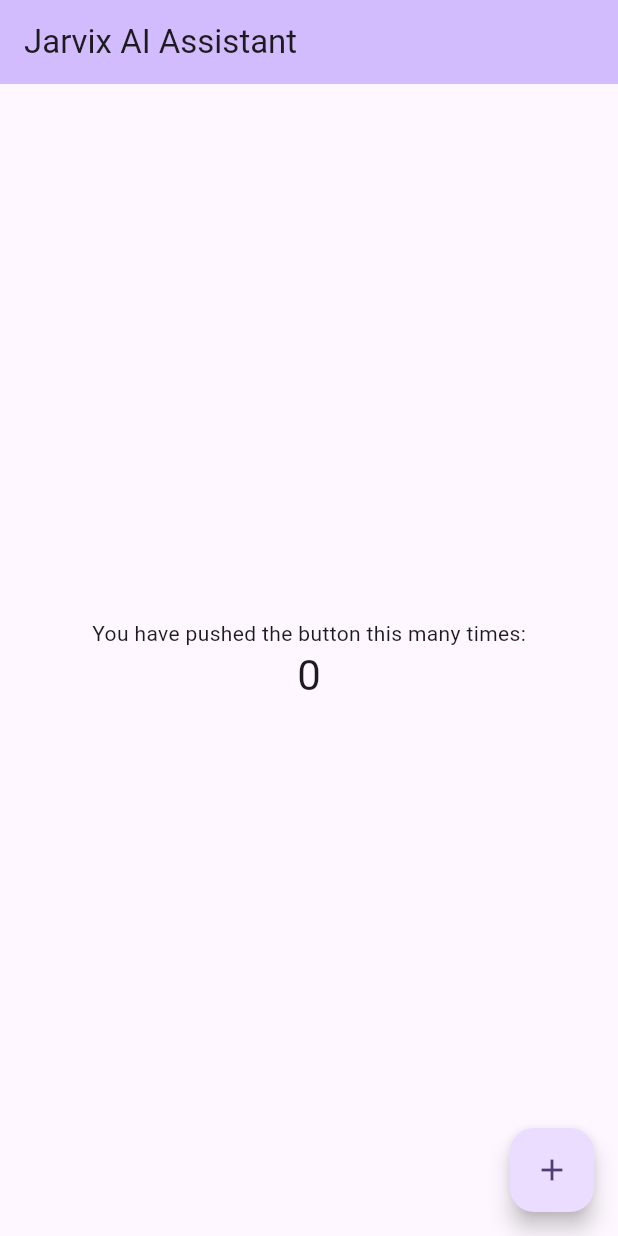
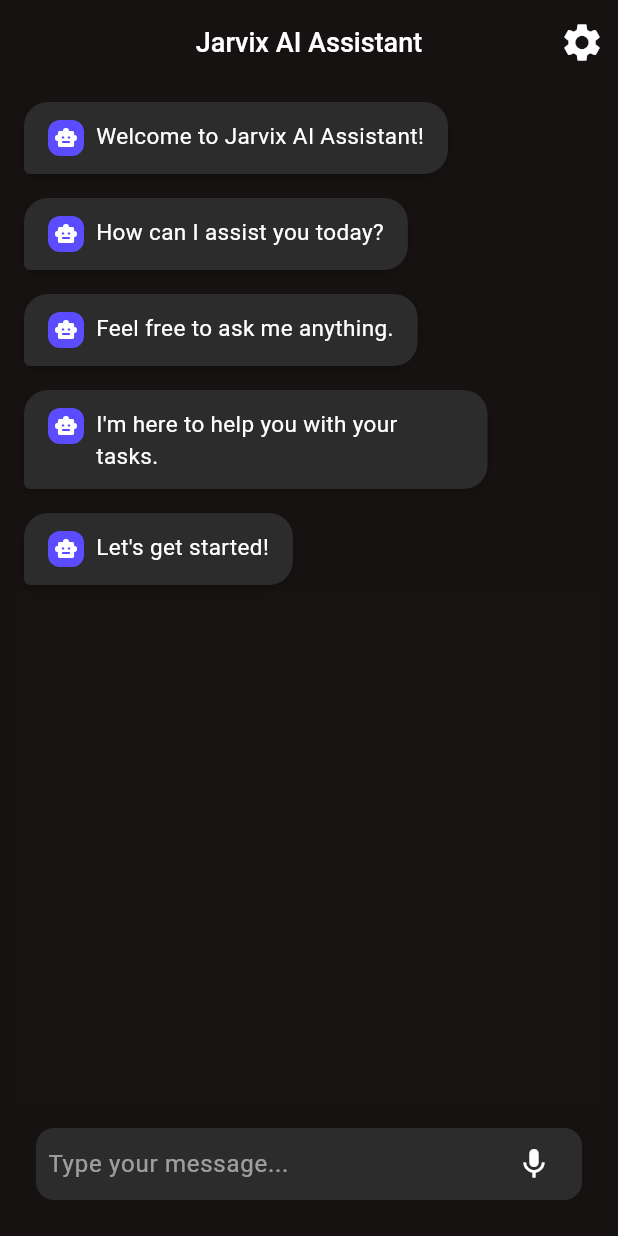
Before and after one commit to The-IK11/Jarvix-AI-Assistant, a Flutter app: the screen it shows after launch, on a phone screen of 412 x 824 dp. Run offline on Flutter 3.47's test engine with Material 3 defaults, Android fonts, the phone set to English and light mode, and no system bars.

Commit message:
40% ui design completed

```diff
--- /dev/null
+++ b/lib/core/constants/app_constants.dart
@@ -0,0 +1,9 @@
+ import 'package:jarvis_ai/data/models/chat_bubble_model.dart';
+
+List<ChatBubbleModel> messages = [
+  ChatBubbleModel(message: "Welcome to Jarvix AI Assistant!", isUser: false),
+  ChatBubbleModel(message: "How can I assist you today?", isUser: false),
+  ChatBubbleModel(message: "Feel free to ask me anything.", isUser: false),
+  ChatBubbleModel(message: "I'm here to help you with your tasks.", isUser: false),
+  ChatBubbleModel(message: "Let's get started!", isUser: false),
+];
--- /dev/null
+++ b/lib/data/models/chat_bubble_model.dart
@@ -0,0 +1,6 @@
+class ChatBubbleModel {
+  final String message;
+  final bool isUser;
+
+  ChatBubbleModel({required this.message, required this.isUser});
+}
--- a/lib/main.dart
+++ b/lib/main.dart
@@ -1,4 +1,5 @@
 import 'package:flutter/material.dart';
+import 'package:jarvis_ai/view/chat/chat_screen.dart';
 
 void main() {
   runApp(const MyApp());
@@ -16,7 +17,7 @@ class MyApp extends StatelessWidget {
 
         colorScheme: ColorScheme.fromSeed(seedColor: Colors.deepPurple),
       ),
-      home: const MyHomePage(title: 'Jarvix AI Assistant '),
+      home: ChatScreen()
     );
   }
 }
--- /dev/null
+++ b/lib/view/chat/chat_screen.dart
@@ -0,0 +1,134 @@
+import 'package:flutter/material.dart';
+import 'package:jarvis_ai/core/constants/app_constants.dart';
+import 'package:jarvis_ai/view/chat/widgets/chat_bubble_widget.dart';
+
+class ChatScreen extends StatefulWidget {
+  const ChatScreen({super.key});
+
+  @override
+  State<ChatScreen> createState() => _ChatScreenState();
+}
+
+class _ChatScreenState extends State<ChatScreen> {
+
+  final TextEditingController _messageController = TextEditingController();
+  bool _isTyping = false;
+
+  @override
+  void initState() {
+    super.initState();
+    _messageController.addListener(_onTextChanged);
+  }
+
+  @override
+  void dispose() {
+    _messageController.removeListener(_onTextChanged);
+    _messageController.dispose();
+    super.dispose();
+  }
+
+  void _onTextChanged() {
+    setState(() {
+      _isTyping = _messageController.text.trim().isNotEmpty;
+    });
+  }
+
+  @override
+  Widget build(BuildContext context) {
+    return Scaffold(
+      backgroundColor: Color(0xFF171212),
+      appBar: AppBar(
+        centerTitle: true,
+        backgroundColor: Color(0xFF171212),
+        title: const Text('Jarvix AI Assistant', style: TextStyle(color: Colors.white,fontSize: 18,fontWeight: FontWeight.w500),),
+        actions: [
+          IconButton(
+            icon: const Icon(Icons.settings, color: Colors.white,size: 30,),
+            onPressed: () {
+              // Action for settings button
+            },
+          ),
+        ],
+      ),
+      body: Padding(
+        padding: const EdgeInsets.all(8.0),
+        child: Column(
+          children: [
+            ListView.separated(
+
+              shrinkWrap: true,
+              physics: const NeverScrollableScrollPhysics(),
+              itemCount: messages.length,
+              separatorBuilder: (context, index) => const SizedBox(height: 8.0),
+              itemBuilder: (context, index) {
+                final message = messages[index];
+                return ChatBubble(message: message);
+              },
+            ),
+            Expanded(
+              child: Container(
+                // This container will hold the chat messages
+                color: Color(0xFF1f1B1B1B),
+              ),
+            ),
+            Padding(
+              padding: const EdgeInsets.all(16.0),
+              child: Container(
+                decoration: BoxDecoration(
+                   color: Color(0xFF2C2C2C),
+                  borderRadius: BorderRadius.circular(12),
+                ),
+                padding: const EdgeInsets.symmetric(horizontal: 8.0),
+
+                child: Row(
+                  children: [
+                    Expanded(
+                      child: TextFormField(
+                        controller: _messageController,
+
+                        style: const TextStyle(color: Colors.white),
+                        decoration: const InputDecoration(
+                        //   focusedBorder: OutlineInputBorder(
+                        //   borderRadius: BorderRadius.all(Radius.circular(30)),
+                        // ),
+                        // enabledBorder: OutlineInputBorder(
+                        //   borderRadius: BorderRadius.all(Radius.circular(30)),
+                        // ),
+                        // errorBorder: OutlineInputBorder(
+                        //   borderRadius: BorderRadius.all(Radius.circular(30)),
+                        // ),
+                        // disabledBorder: OutlineInputBorder(
+                        //   borderRadius: BorderRadius.all(Radius.circular(30)),
+                        // ),
+                          hintText: 'Type your message...',
+                          hintStyle: TextStyle(color: Colors.white54),
+                          border: InputBorder.none,
+                        ),
+                      ),
+                    ),
+                    IconButton(
+                      icon: Icon(
+                        _isTyping ? Icons.send : Icons.mic,
+                        color: Colors.white,
+                      ),
+                      onPressed: () {
+                        if (_isTyping) {
+                          // Action for send button
+                          // TODO: Send message
+                          _messageController.clear();
+                        } else {
+                          // Action for voice recording
+                          // TODO: Start voice recording
+                        }
+                      },
+                    ),
+                  ],
+                ),
+              ),
+            ),
+          ],
+        ),
+      ),
+    );
+  }
+}
--- /dev/null
+++ b/lib/view/chat/widgets/chat_bubble_widget.dart
@@ -0,0 +1,90 @@
+import 'package:flutter/material.dart';
+import 'package:jarvis_ai/data/models/chat_bubble_model.dart';
+
+class ChatBubble extends StatelessWidget {
+  final ChatBubbleModel message;
+
+  const ChatBubble({
+    super.key,
+    required this.message,
+  });
+
+  @override
+  Widget build(BuildContext context) {
+    return Align(
+      alignment: message.isUser ? Alignment.centerRight : Alignment.centerLeft,
+      child: Container(
+        margin: const EdgeInsets.symmetric(vertical: 4.0, horizontal: 8.0),
+        padding: const EdgeInsets.symmetric(horizontal: 16.0, vertical: 12.0),
+        constraints: BoxConstraints(
+          maxWidth: MediaQuery.of(context).size.width * 0.75,
+        ),
+        decoration: BoxDecoration(
+          color: message.isUser
+              ? const Color(0xFF5B4CFF) // Purple for user messages
+              : const Color(0xFF2C2C2C), // Dark gray for AI messages
+          borderRadius: BorderRadius.only(
+            topLeft: const Radius.circular(16),
+            topRight: const Radius.circular(16),
+            bottomLeft: message.isUser
+                ? const Radius.circular(16)
+                : const Radius.circular(4),
+            bottomRight: message.isUser
+                ? const Radius.circular(4)
+                : const Radius.circular(16),
+          ),
+          boxShadow: [
+            BoxShadow(
+              color: Colors.black.withOpacity(0.2),
+              blurRadius: 4,
+              offset: const Offset(0, 2),
+            ),
+          ],
+        ),
+        child: Row(
+          mainAxisSize: MainAxisSize.min,
+          crossAxisAlignment: CrossAxisAlignment.start,
+          children: [
+            if (!message.isUser) ...[
+              Container(
+                padding: const EdgeInsets.all(4),
+                decoration: BoxDecoration(
+                  color: const Color(0xFF5B4CFF),
+                  borderRadius: BorderRadius.circular(8),
+                ),
+                child: const Icon(
+                  Icons.smart_toy,
+                  color: Colors.white,
+                  size: 16,
+                ),
+              ),
+              const SizedBox(width: 8),
+            ],
+            Flexible(
+              child: Text(
+                message.message,
+                style: const TextStyle(
+                  color: Colors.white,
+                  fontSize: 15,
+                  height: 1.4,
+                ),
+              ),
+            ),
+            if (message.isUser) ...[
+              const SizedBox(width: 8),
+              const CircleAvatar(
+                radius: 10,
+                backgroundColor: Colors.white,
+                child: Icon(
+                  Icons.person,
+                  color: Color(0xFF5B4CFF),
+                  size: 14,
+                ),
+              ),
+            ],
+          ],
+        ),
+      ),
+    );
+  }
+}
```
